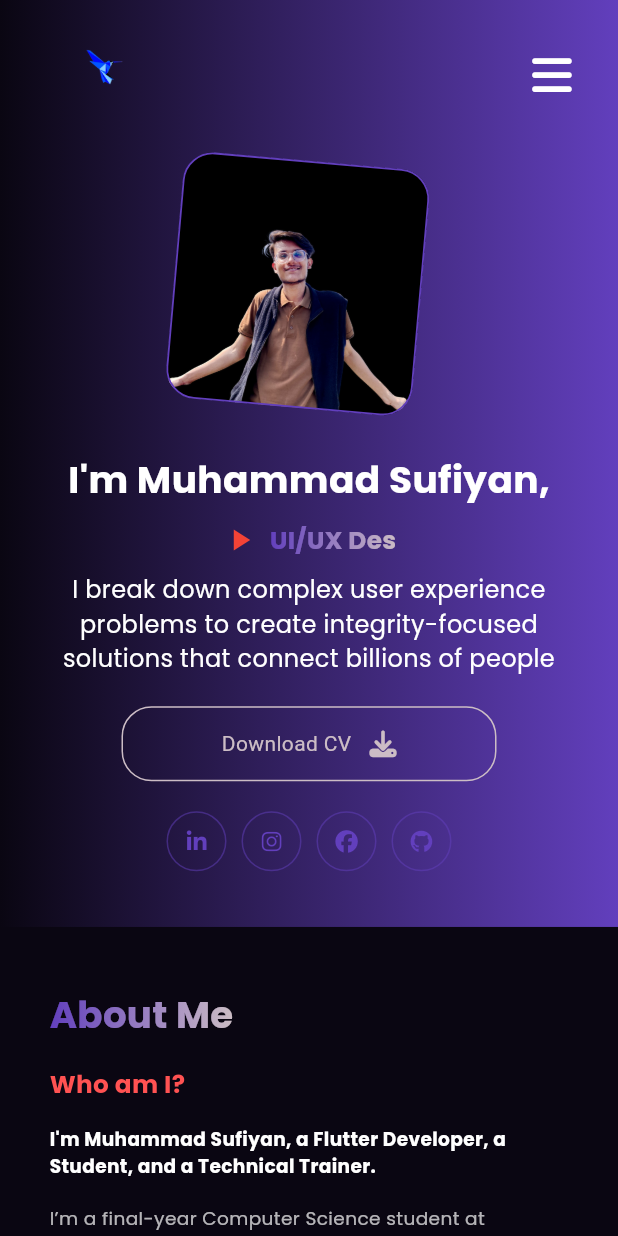
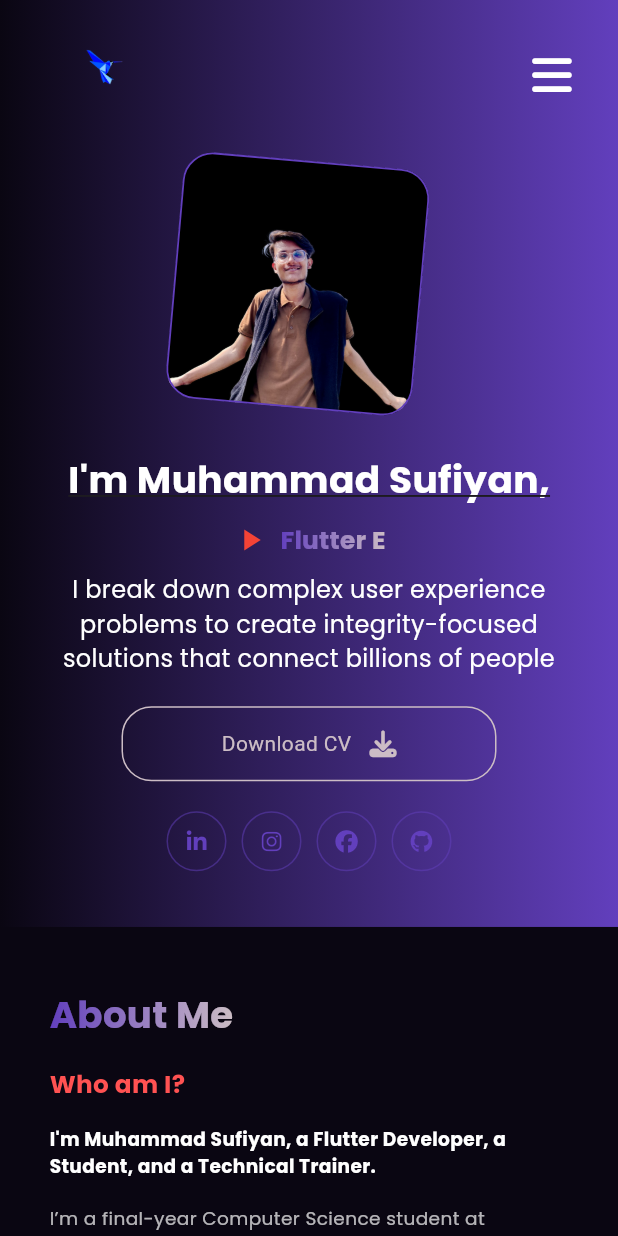
Before and after one commit to 31SUFI/flutter_portfolio_web, a Flutter app: the screen it shows after launch, in the side drawer, after a tap on "Home", on a phone screen of 412 x 824 dp. Run offline on Flutter 3.47's test engine with Material 3 defaults, Android fonts, the phone set to English and light mode, and no system bars; drawn by our look-alikes of simple_gradient_text; our stand-ins replace font_awesome_flutter.

Commit message:
added project section

```diff
--- a/lib/screens/mobile/mobile_layout_page.dart
+++ b/lib/screens/mobile/mobile_layout_page.dart
@@ -5,12 +5,12 @@ import 'package:portfolio_web/constants/styles.dart';
 import 'package:portfolio_web/screens/widgets/about_me_widget.dart';
 import 'package:portfolio_web/screens/widgets/download_cv_widget.dart';
 import 'package:portfolio_web/screens/widgets/header_text_widget.dart';
-
+import 'package:portfolio_web/screens/widgets/project_widget.dart';
 import 'package:portfolio_web/screens/widgets/rotating_image_widget.dart';
 import 'package:portfolio_web/screens/widgets/social_widget.dart';
-
 import 'package:portfolio_web/screens/widgets/custom_drawer.dart';
-import 'package:portfolio_web/screens/widgets/tech_stack_widget.dart'; // Import the custom drawer
+import 'package:portfolio_web/screens/widgets/tech_stack_widget.dart';
+// Import ProjectsSection
 
 class MobileLayout extends StatefulWidget {
   const MobileLayout({super.key});
@@ -24,8 +24,7 @@ class _MobileLayoutState extends State<MobileLayout> {
   Widget build(BuildContext context) {
     Size size = MediaQuery.of(context).size;
     return Scaffold(
-      // Use the custom drawer created above
-      drawer: const CustomDrawer(),
+      drawer: const CustomDrawer(), // Custom drawer
 
       body: Container(
         height: double.infinity,
@@ -71,19 +70,15 @@ class _MobileLayoutState extends State<MobileLayout> {
               ),
 
               // Main content
-              Container(
-                child: Column(
+              Column(
                 children: [
                   // Rotating image
-                    Container(
-                      child: const Column(
-                        mainAxisAlignment: MainAxisAlignment.center,
-                        children: [RotatingImageContainer()],
-                      ),
-                    ),
+                  const RotatingImageContainer(),
+
                   SizedBox(
                     height: size.width * 0.09,
                   ),
+
                   // Header text and social tab
                   Row(
                     mainAxisSize: MainAxisSize.min,
@@ -94,35 +89,29 @@ class _MobileLayoutState extends State<MobileLayout> {
                         mainAxisAlignment: MainAxisAlignment.center,
                         crossAxisAlignment: CrossAxisAlignment.center,
                         children: [
-                            Row(
-                              children: [
-                                HeaderTextWidget(
-                                  size: size,
-                                ),
-                              ],
-                            ),
-                            const SizedBox(
-                              height: 20,
-                            ),
+                          HeaderTextWidget(size: size),
+                          const SizedBox(height: 20),
                           Social_Tab(size: size)
                         ],
                       ),
                     ],
                   ),
-                    SizedBox(
-                      height: size.width * 0.09,
-                    ),
-                    AboutMeWidget(
-                      size: size,
-                    ),
-                    SizedBox(
-                      height: size.width * 0.02,
-                    ),
-                    TechStackSection(
-                      size: size,
-                    )
+
+                  SizedBox(height: size.width * 0.09),
+
+                  // About me section
+                  AboutMeWidget(size: size),
+
+                  SizedBox(height: size.width * 0.02),
+
+                  // Tech stack section
+                  TechStackSection(size: size),
+
+                  SizedBox(height: size.width * 0.05),
+
+                  // Projects Section
+                  ProjectsSection(), // Add the ProjectsSection widget here
                 ],
-                ),
               ),
             ],
           ),
--- a/lib/screens/widgets/header_text_widget.dart
+++ b/lib/screens/widgets/header_text_widget.dart
@@ -32,6 +32,7 @@ class HeaderTextWidget extends StatelessWidget {
             size: 25,
             fw: FontWeight.bold,
             alignment: TextAlign.center,
+            underline: true,
           ),
           if (isMobile || isTablet)
             SizedBox(height: isMobile ? 10 : 10), // Space for mobile and tablet
@@ -70,7 +71,6 @@ class _TypingTextSwitcherState extends State<TypingTextSwitcher> {
   final List<String> professions = [
     'Mobile App Developer',
     'Web Developer',
-    'UI/UX Designer',
     'Flutter Enthusiast',
   ];
 
--- /dev/null
+++ b/lib/screens/widgets/project_widget.dart
@@ -0,0 +1,196 @@
+import 'package:flutter/material.dart';
+import 'package:portfolio_web/constants/colors.dart';
+import 'package:simple_gradient_text/simple_gradient_text.dart';
+
+class ProjectsSection extends StatelessWidget {
+  final List<ProjectCard> projects = [
+    ProjectCard(
+      title: 'Project 01',
+      description: 'A delightful coffee adventure...',
+    ),
+    ProjectCard(
+      title: 'Project 02',
+      description: 'A user-friendly mobile application...',
+    ),
+    ProjectCard(
+      title: 'Project 03',
+      description: 'An open-source project for time management...',
+    ),
+  ];
+
+  @override
+  Widget build(BuildContext context) {
+    final size = MediaQuery.of(context).size;
+    final titleFontSize = size.width < 600 ? 24.0 : 32.0;
+
+    return LayoutBuilder(
+      builder: (context, constraints) {
+        // Calculate dynamic horizontal padding based on screen width
+        double horizontalPadding = constraints.maxWidth < 600
+            ? 16.0 // Mobile
+            : constraints.maxWidth < 1100
+                ? 48.0 // Tablet
+                : 80.0; // Desktop
+
+        return Column(
+          crossAxisAlignment: CrossAxisAlignment.start,
+          children: [
+            SizedBox(height: size.height * 0.02), // Space above the heading
+
+            // Centered GradientText
+            Center(
+              child: Padding(
+                padding: EdgeInsets.symmetric(horizontal: horizontalPadding),
+                child: GradientText(
+                  "Projects",
+                  colors: [AppColors.studio, AppColors.paleSlate],
+                  style: TextStyle(
+                    fontSize: titleFontSize,
+                    fontFamily: 'Poppins',
+                    fontWeight: FontWeight.bold,
+                  ),
+                ),
+              ),
+            ),
+
+            SizedBox(height: size.height * 0.02), // Space below the heading
+
+            // Conditional grid layout based on screen width
+            if (constraints.maxWidth >= 1100)
+              // Desktop view: 3 columns
+              GridView.builder(
+                shrinkWrap: true,
+                physics: NeverScrollableScrollPhysics(), // Avoid inner scroll
+                gridDelegate: SliverGridDelegateWithFixedCrossAxisCount(
+                  crossAxisCount: 3,
+                  mainAxisSpacing: 16.0,
+                  crossAxisSpacing: 16.0,
+                  childAspectRatio: 4 / 3, // Maintain square-ish cards
+                ),
+                itemCount: projects.length,
+                itemBuilder: (context, index) => projects[index],
+              )
+            else if (constraints.maxWidth >= 700)
+              // Tablet view: 2 columns
+              GridView.builder(
+                shrinkWrap: true,
+                physics: NeverScrollableScrollPhysics(), // Avoid inner scroll
+                gridDelegate: SliverGridDelegateWithFixedCrossAxisCount(
+                  crossAxisCount: 2,
+                  mainAxisSpacing: 16.0,
+                  crossAxisSpacing: 16.0,
+                  childAspectRatio: 4 / 3, // Maintain square-ish cards
+                ),
+                itemCount: projects.length,
+                itemBuilder: (context, index) => projects[index],
+              )
+            else
+              // Mobile view: 1 column but smaller and centered
+              Center(
+                child: Container(
+                  width: constraints.maxWidth *
+                      0.8, // Restrict width to 80% of screen
+                  child: GridView.builder(
+                    shrinkWrap: true,
+                    physics:
+                        NeverScrollableScrollPhysics(), // Avoid inner scroll
+                    gridDelegate: SliverGridDelegateWithFixedCrossAxisCount(
+                      crossAxisCount: 1,
+                      mainAxisSpacing: 16.0,
+                      crossAxisSpacing: 16.0,
+                      childAspectRatio: 3 / 2, // Adjusted to be less square
+                    ),
+                    itemCount: projects.length,
+                    itemBuilder: (context, index) => projects[index],
+                  ),
+                ),
+              ),
+          ],
+        );
+      },
+    );
+  }
+}
+
+class ProjectCard extends StatelessWidget {
+  final String title;
+  final String description;
+
+  const ProjectCard({
+    required this.title,
+    required this.description,
+  });
+
+  @override
+  Widget build(BuildContext context) {
+    return Container(
+      padding: EdgeInsets.all(16),
+      margin: EdgeInsets.all(8),
+      decoration: BoxDecoration(
+        color: AppColors.ebony, // Set the inside color to black
+        borderRadius: BorderRadius.circular(20), // Rounded corners
+        border: Border.all(
+          width: 2, // Border thickness
+          color: Colors.black, // Border color
+        ),
+        boxShadow: [
+          BoxShadow(
+            color: AppColors.studio.withOpacity(0.5), // Outer glow shadow color
+            spreadRadius: 4, // Spread effect
+            blurRadius: 10, // Blur effect to soften the shadow
+          ),
+        ],
+      ),
+      child: Column(
+        crossAxisAlignment: CrossAxisAlignment.start,
+        children: [
+          Center(
+            // Center the title
+            child: Text(
+              title,
+              style: TextStyle(
+                fontSize: 22,
+                fontWeight: FontWeight.bold,
+                color: Colors.white,
+              ),
+            ),
+          ),
+          SizedBox(height: 10),
+          Expanded(
+            // Ensure description takes available space and is centered
+            child: Center(
+              child: Text(
+                description,
+                style: TextStyle(
+                  fontSize: 16,
+                  color: Colors.white70,
+                ),
+                textAlign: TextAlign.center, // Center the text description
+              ),
+            ),
+          ),
+          Spacer(), // Pushes the bottom row to the end
+          Row(
+            mainAxisAlignment: MainAxisAlignment.spaceBetween,
+            children: [
+              Text(
+                "Check on Github",
+                style: TextStyle(
+                  fontSize: 14,
+                  color: Colors.white,
+                ),
+              ),
+              Text(
+                "Read More >>",
+                style: TextStyle(
+                  fontSize: 14,
+                  color: Colors.yellowAccent,
+                ),
+              ),
+            ],
+          ),
+        ],
+      ),
+    );
+  }
+}
--- a/lib/screens/widgets/tech_stack_widget.dart
+++ b/lib/screens/widgets/tech_stack_widget.dart
@@ -10,6 +10,8 @@ class TechStackSection extends StatelessWidget {
     return LayoutBuilder(
       builder: (context, constraints) {
         bool isMobile = constraints.maxWidth < 600;
+        bool isTablet =
+            constraints.maxWidth >= 600 && constraints.maxWidth < 1024;
 
         return Padding(
           padding: const EdgeInsets.all(16.0),
@@ -93,7 +95,14 @@ class TechStackSection extends StatelessWidget {
               // Tech Stack Images with dynamic columns for responsiveness
               LayoutBuilder(
                 builder: (context, constraints) {
-                  int crossAxisCount = isMobile ? 3 : 6;
+                  int crossAxisCount;
+                  if (isMobile) {
+                    crossAxisCount = 3;
+                  } else if (isTablet) {
+                    crossAxisCount = 4; // Adjust for tablet layout
+                  } else {
+                    crossAxisCount = 6; // For larger screens
+                  }
 
                   return Padding(
                     padding: const EdgeInsets.symmetric(horizontal: 16.0),
@@ -104,7 +113,9 @@ class TechStackSection extends StatelessWidget {
                         crossAxisCount: crossAxisCount,
                         crossAxisSpacing: 16,
                         mainAxisSpacing: 16,
-                        childAspectRatio: 1, // Make each cell square
+                        childAspectRatio: isTablet
+                            ? 1.2
+                            : 1, // Adjust aspect ratio for tablet
                       ),
                       itemCount: techStacks.length,
                       itemBuilder: (context, index) {
--- a/lib/screens/widgets/text_widet.dart
+++ b/lib/screens/widgets/text_widet.dart
@@ -1,28 +1,39 @@
 import 'package:flutter/material.dart';
 
 class TextWidget extends StatelessWidget {
-   final TextAlign ?alignment;
-  final String ?text;
+  final TextAlign? alignment;
+  final String? text;
   final Color? color;
   final double? size;
   final FontWeight? fw;
   final Size sSize;
+  final bool underline; // Add a parameter to control underlining
+
   const TextWidget({
     super.key,
     required this.sSize,
-    this.size,this.text, this.color,this.fw,this.alignment
+    this.size,
+    this.text,
+    this.color,
+    this.fw,
+    this.alignment,
+    this.underline = false, // Default value for underline is false
   });
 
   @override
   Widget build(BuildContext context) {
     return Text(
       "$text",
-      textAlign: sSize.width < 600 && alignment!=null ? alignment : null,
+      textAlign: sSize.width < 600 && alignment != null ? alignment : null,
       style: TextStyle(
-     fontSize: size!=null?size:sSize.width * 0.040,
-          color: color,
-          fontWeight: fw,
-          fontFamily: 'Poppins'),
+        fontSize: size ?? sSize.width * 0.040,
+        color: color,
+        fontWeight: fw,
+        fontFamily: 'Poppins',
+        decoration: underline
+            ? TextDecoration.underline
+            : TextDecoration.none, // Apply underline conditionally
+      ),
     );
   }
 }
```
Also changed, not shown: lib/screens/largescreen/desktop_layout_page.dart (+13 -4 lines), lib/screens/tablet/tablet_layout_page.dart (+9 -80 lines), lib/screens/widgets/count_container_widget.dart (deleted, +0 -34 lines), lib/screens/widgets/myservice_widgets.dart (deleted, +0 -127 lines). Lines whose indentation alone changed are shown as unchanged.
